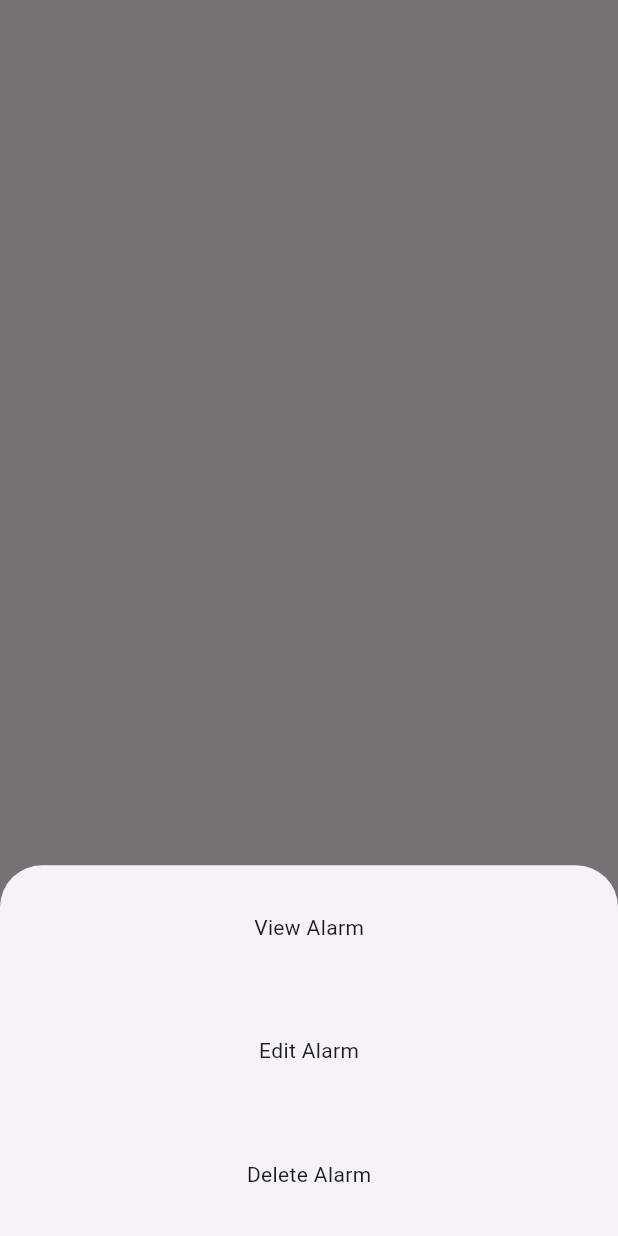
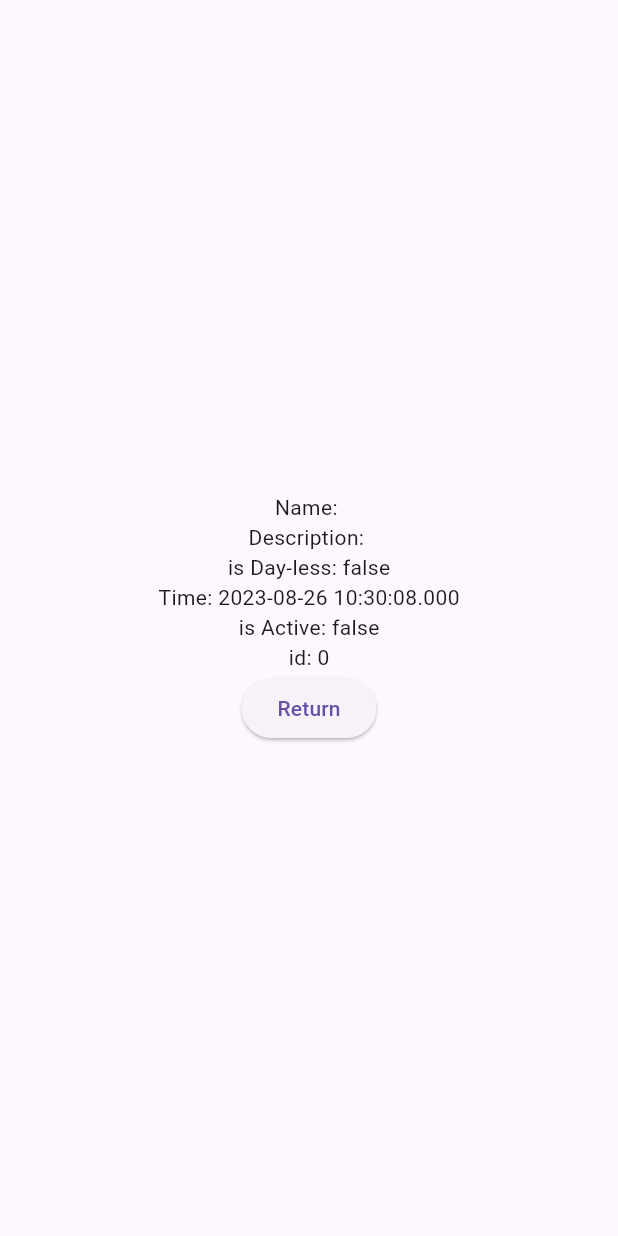
Before and after one commit to Davipcrs/flutter_clock, a Flutter app: what alarmBottomSheet() shows on an empty page, opened directly with empty values, after a tap on "View Alarm", on a phone screen of 412 x 824 dp. Run offline on Flutter 3.47's test engine with Material 2 defaults, Android fonts, the light colour scheme and no system bars; our stand-ins replace sqflite; missing offline and left inert: alarm; accounts and stored records are empty.

Commit message:
App Basic Functionality Implemented.

```diff
--- a/lib/controller/navigation_controller.dart
+++ b/lib/controller/navigation_controller.dart
@@ -1,13 +1,15 @@
 import 'package:flutter/material.dart';
+import 'package:mobile_clock/model/alarm_model.dart';
 import 'package:mobile_clock/view/add_alarm_view.dart';
+import 'package:mobile_clock/view/alarm_detailed_data_view.dart';
 import 'package:mobile_clock/view/clock_view.dart';
 import 'package:mobile_clock/view/edit_alarm_view.dart';
 
-class RouteGen{
-  static Route<dynamic> genRoute(RouteSettings settings){
+class RouteGen {
+  static Route<dynamic> genRoute(RouteSettings settings) {
     final args = settings.arguments;
 
-    switch (settings.name){
+    switch (settings.name) {
       case '/':
         return MaterialPageRoute(builder: (_) => const HomePage());
 
@@ -17,12 +19,12 @@ class RouteGen{
       case '/editAlarm':
         return MaterialPageRoute(builder: (_) => EditAlarmView(args: args));
 
-      case '/viewAlarm':
-        return MaterialPageRoute(builder: (_) => EditAlarmView(args: args));
+      case '/alarmDetailedView':
+        return MaterialPageRoute(
+            builder: (_) => AlarmDetailedView(model: args as AlarmModel));
 
       default:
         return MaterialPageRoute(builder: (_) => const HomePage());
-
     }
   }
 }
--- a/lib/controller/string_controller.dart
+++ b/lib/controller/string_controller.dart
@@ -1,4 +1,5 @@
-class AppStrings{
+class AppStrings {
   String strHour = 'Hour';
   String strDay = 'Day';
+  String cancel = 'Cancel';
 }
--- a/lib/view/alarm_detailed_data_view.dart
+++ b/lib/view/alarm_detailed_data_view.dart
@@ -0,0 +1,31 @@
+import 'package:flutter/material.dart';
+import 'package:mobile_clock/model/alarm_model.dart';
+
+class AlarmDetailedView extends StatelessWidget {
+  const AlarmDetailedView({super.key, required this.model});
+
+  final AlarmModel model;
+
+  @override
+  Widget build(BuildContext context) {
+    return Scaffold(
+      body: Center(
+        child: Column(
+          mainAxisAlignment: MainAxisAlignment.center,
+          crossAxisAlignment: CrossAxisAlignment.center,
+          children: [
+            Text('Name: ${model.name}'),
+            Text('Description: ${model.desc}'),
+            Text('is Day-less: ${model.dayless}'),
+            Text('Time: ${model.time}'),
+            Text('is Active: ${model.isActive}'),
+            Text('id: ${model.id}'),
+            ElevatedButton(
+                onPressed: () => Navigator.of(context).pop(),
+                child: const Text('Return'))
+          ],
+        ),
+      ),
+    );
+  }
+}
--- a/lib/view/bottom_sheet.dart
+++ b/lib/view/bottom_sheet.dart
@@ -1,35 +1,63 @@
 import 'package:flutter/material.dart';
 import 'package:mobile_clock/model/alarm_model.dart';
+import 'package:mobile_clock/view/delete_dialog.dart';
 
-
-alarmBottomSheet(context, AlarmModel model){
-  return showModalBottomSheet(context: context, builder: (BuildContext context){
+alarmBottomSheet(context, AlarmModel model) {
+  return showModalBottomSheet(
+    context: context,
+    builder: (BuildContext context) {
       return SizedBox(
         height: MediaQuery.of(context).size.height * 0.3,
         width: MediaQuery.of(context).size.width,
         //Convert to inkWell
         //Use ElevatedButton if is possible to remove the Circular border.
-      child: Column(children: [
+        child: Column(
+          children: [
             Expanded(
-          child: InkWell(onTap: () {},
-            borderRadius: const BorderRadius.only(topLeft: Radius.circular(26), topRight: Radius.circular(26),),
-            child: const Center(child: Text("View Alarm"),),
-
+              child: InkWell(
+                onTap: () async {
+                  await Navigator.of(context)
+                      .pushNamed('/alarmDetailedView', arguments: model)
+                      .then((value) => Navigator.of(context).pop());
+                },
+                borderRadius: const BorderRadius.only(
+                  topLeft: Radius.circular(26),
+                  topRight: Radius.circular(26),
+                ),
+                child: const Center(
+                  child: Text("View Alarm"),
+                ),
               ),
             ),
             Expanded(
-          child: InkWell(onTap: () async{
-            await Navigator.of(context).pushNamed('/editAlarm', arguments: model).then((value) => Navigator.of(context).pop());
+              child: InkWell(
+                onTap: () async {
+                  await Navigator.of(context)
+                      .pushNamed('/editAlarm', arguments: model)
+                      .then((value) => Navigator.of(context).pop());
                 },
-            child: const Center(child: Text("Edit Alarm"),),
-
-
+                child: const Center(
+                  child: Text("Edit Alarm"),
+                ),
               ),
             ),
             Expanded(
-          child: InkWell(onTap: () {},
-            child: const Center(child: Text("Delete Alarm"),),
-
+              child: InkWell(
+                onTap: () {
+                  showDialog(
+                      context: context,
+                      builder: (BuildContext context) {
+                        return deleteAlarmDialog(context, model);
+                      }).then(
+                    (value) {
+                      Future.delayed(const Duration(microseconds: 500));
+                      Navigator.of(context).pop();
+                    },
+                  );
+                },
+                child: const Center(
+                  child: Text("Delete Alarm"),
+                ),
               ),
             ),
 
@@ -44,8 +72,9 @@ alarmBottomSheet(context, AlarmModel model){
           style: ElevatedButton.styleFrom(minimumSize: Size(MediaQuery.of(context).size.width, MediaQuery.of(context).size.height * 0.1),),
           child: const Text("Delete Alarm"),),
           */
-      ],),
+          ],
+        ),
       );
-
-  },);
+    },
+  );
 }
```
Also changed, not shown: lib/view/delete_dialog.dart (+26 -0 lines), 1 other file. Lines whose indentation alone changed are shown as unchanged.
